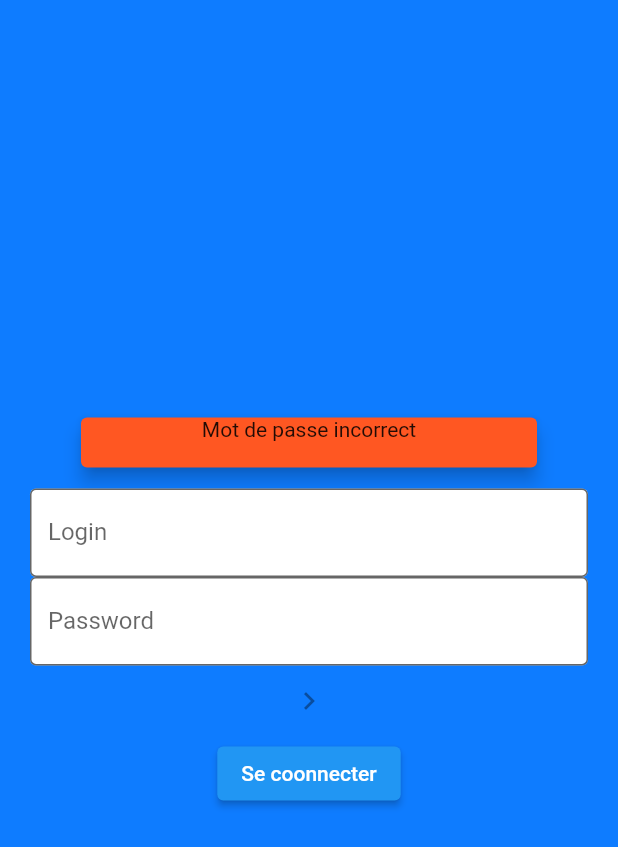
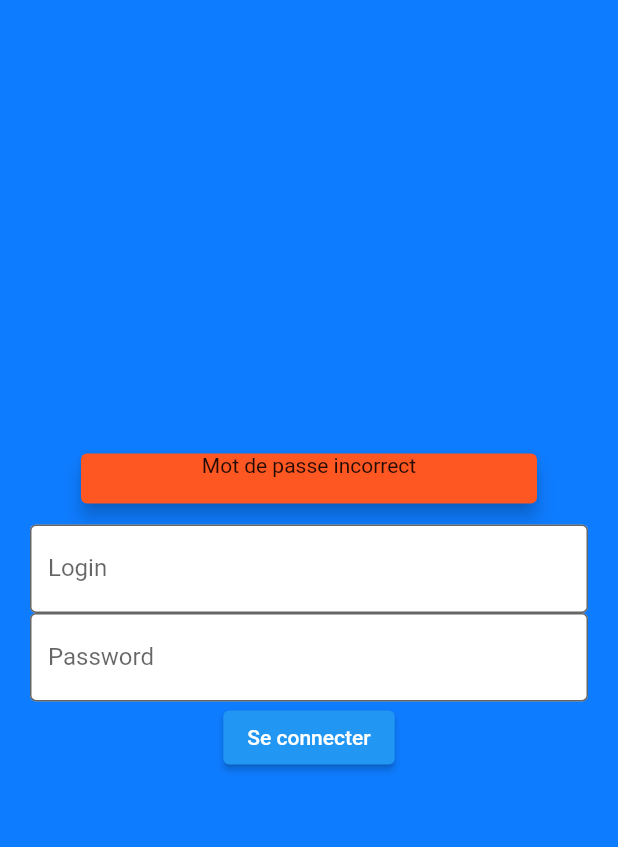
Before and after one commit to FelixLeChat49/flutter_motus_les_bg, a Flutter app: the screen it shows after launch, on a phone screen of 412 x 824 dp. Shown: the top 847 px of the screen. Run offline on Flutter 3.47's test engine with Material 2 defaults, Android fonts, the phone set to English and light mode, and no system bars; our stand-ins replace beamer, firebase_auth, firebase_core, hive, hive_flutter; accounts and stored records are empty.

```diff
--- a/lib/main.dart
+++ b/lib/main.dart
@@ -26,6 +26,6 @@ Future<void> main() async {
     // ChangeNotifierProvider(create: (_)=>ProfileViewModel()),
     // ChangeNotifierProvider(create: (_)=>ScoresViewModelViewModel()),
   ],
-  child: const MyApp(),)
+  child: MyApp(),)
   );
 }
--- a/lib/ui/my_app.dart
+++ b/lib/ui/my_app.dart
@@ -1,20 +1,29 @@
+import 'package:beamer/beamer.dart';
 import 'package:flutter/material.dart';
 import 'package:flutter_motus/ui/screens/global/main_page.dart';
 import 'package:flutter_motus/ui/screens/login/login.dart';
 
 class MyApp extends StatelessWidget {
-  const MyApp({Key? key}) : super(key: key);
+  MyApp({Key? key}) : super(key: key);
+
+  final BeamerDelegate routerDelegate = BeamerDelegate(
+      locationBuilder: RoutesLocationBuilder(routes: {
+    '/': (context, state, data) => LoginPage(title: "LoginPage"),
+    '/home': (context, state, data) => MainPage()
+  }));
 
   // This widget is the root of your application.
   @override
   Widget build(BuildContext context) {
-    return MaterialApp(
+    return MaterialApp.router(
       title: 'TusMo des BeauGosses',
       debugShowCheckedModeBanner: false,
       theme: ThemeData(
         primarySwatch: Colors.blue,
       ),
-      home: const LoginPage(title: 'test'),
+      routerDelegate: routerDelegate,
+      routeInformationParser: BeamerParser(),
+      backButtonDispatcher: BeamerBackButtonDispatcher(delegate: routerDelegate),
     );
   }
 }
--- a/lib/ui/screens/login/login.dart
+++ b/lib/ui/screens/login/login.dart
@@ -1,3 +1,4 @@
+import 'package:beamer/beamer.dart';
 import 'package:flutter/material.dart';
 import 'package:flutter_motus/ui/screens/login/login_viewmodel.dart';
 import 'package:provider/provider.dart';
@@ -19,16 +20,20 @@ class _LoginPageState extends State<LoginPage> {
   @override
   Widget build(BuildContext context) {
     return Scaffold(
-      backgroundColor: Color(0xFF0E7CFF),
+      backgroundColor: const Color(0xFF0E7CFF),
       body: Consumer<LoginViewModel> (
         builder: ((context, viewModel, child) {
-          viewModel.addListener((){});
+          viewModel.addListener((){
+            if(viewModel.user != null){
+              context.beamToNamed("/home");
+            }
+          });
           return Column(
             mainAxisAlignment: MainAxisAlignment.center,
 
             children: <Widget>[
               Container(
-                margin: EdgeInsets.only(left:20, right: 20),
+                margin: const EdgeInsets.only(left:20, right: 20),
                 width: MediaQuery.of(context).size.width - 100,
                 height: MediaQuery.of(context).size.width/10,
                 child: const Card(
@@ -39,14 +44,14 @@ class _LoginPageState extends State<LoginPage> {
               ),
 
               Container(
-                margin: EdgeInsets.symmetric(horizontal: 20, vertical: 10),
+                margin: const EdgeInsets.symmetric(horizontal: 20, vertical: 10),
                 child: Column(
                   children: [
                     TextField(
                       obscureText: false,
                       controller: loginController,
                       keyboardType: TextInputType.emailAddress,
-                      decoration: InputDecoration(
+                      decoration: const InputDecoration(
                         border: OutlineInputBorder(),
                         fillColor: Colors.white,
                         filled: true,
@@ -56,24 +61,19 @@ class _LoginPageState extends State<LoginPage> {
                     TextField(
                       obscureText: true,
                       controller: passwordController,
-                      decoration: InputDecoration(
+                      decoration: const InputDecoration(
                         border: OutlineInputBorder(),
                         fillColor: Colors.white,
                         filled: true,
                         labelText: 'Password',
                       ),
                     ),
-                    IconButton(
-                        onPressed: null,
-                        icon: Icon(Icons.chevron_right)
-                    ),
                     ElevatedButton(
                         onPressed: () {
                           viewModel.signIn(email: loginController.value.text, password: passwordController.value.text);
 
                       },
-                        child:
-                    Text('Se coonnecter')),
+                        child: const Text('Se connecter')),
                   ],
                 ),
               ),
--- a/lib/ui/screens/scores/scores_viewmodel.dart
+++ b/lib/ui/screens/scores/scores_viewmodel.dart
@@ -0,0 +1,8 @@
+import 'package:flutter/foundation.dart';
+
+class ScoresViewModel with ChangeNotifier {
+  late int _totalScore;
+
+  int get totalScore => _totalScore;
+
+}
--- a/pubspec.yaml
+++ b/pubspec.yaml
@@ -38,6 +38,7 @@ dependencies:
   # The following adds the Cupertino Icons font to your application.
   # Use with the CupertinoIcons class for iOS style icons.
   cupertino_icons: ^1.0.2
+  beamer: ^1.4.1+1
 
 dev_dependencies:
   flutter_test:
```
Also changed, not shown: pubspec.lock.
